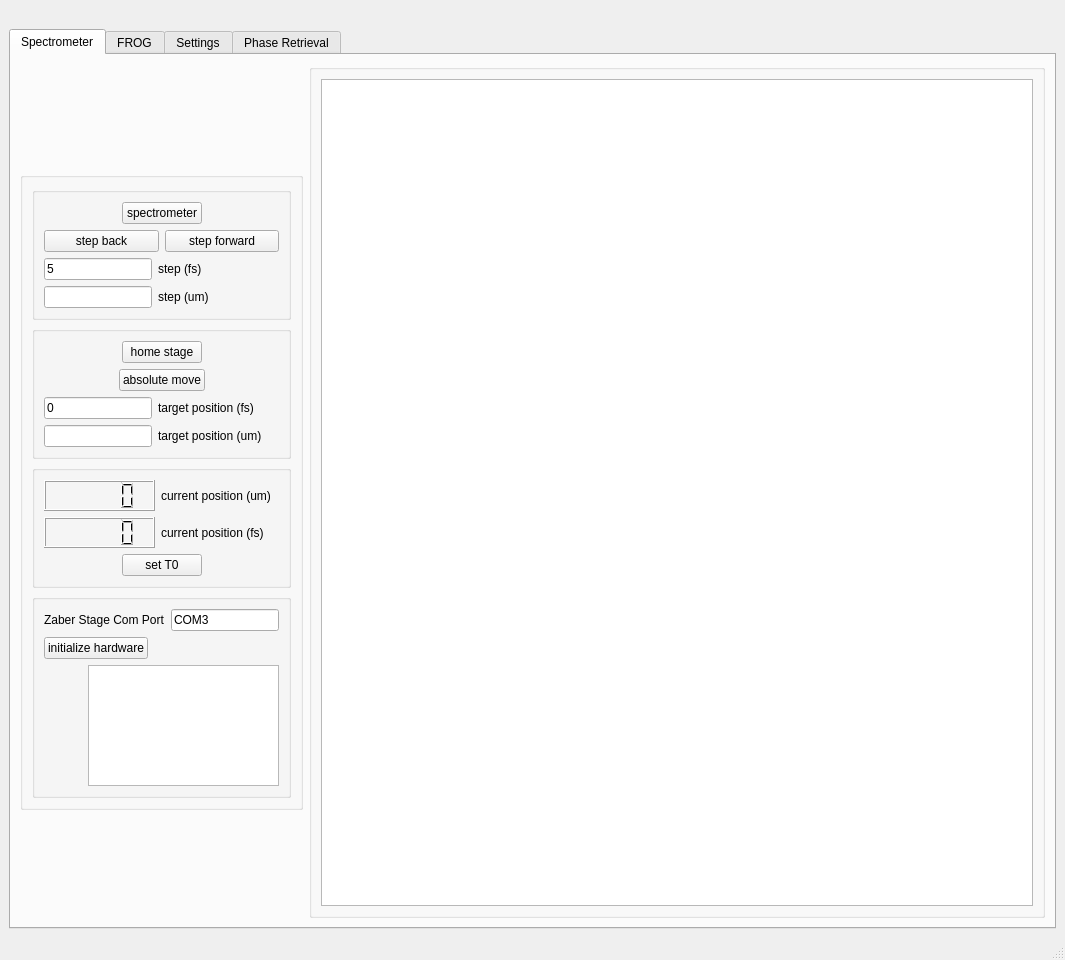
Qt form qt_designer/form.ui (peter-chang62/Chi-3-FROG) before a commit.
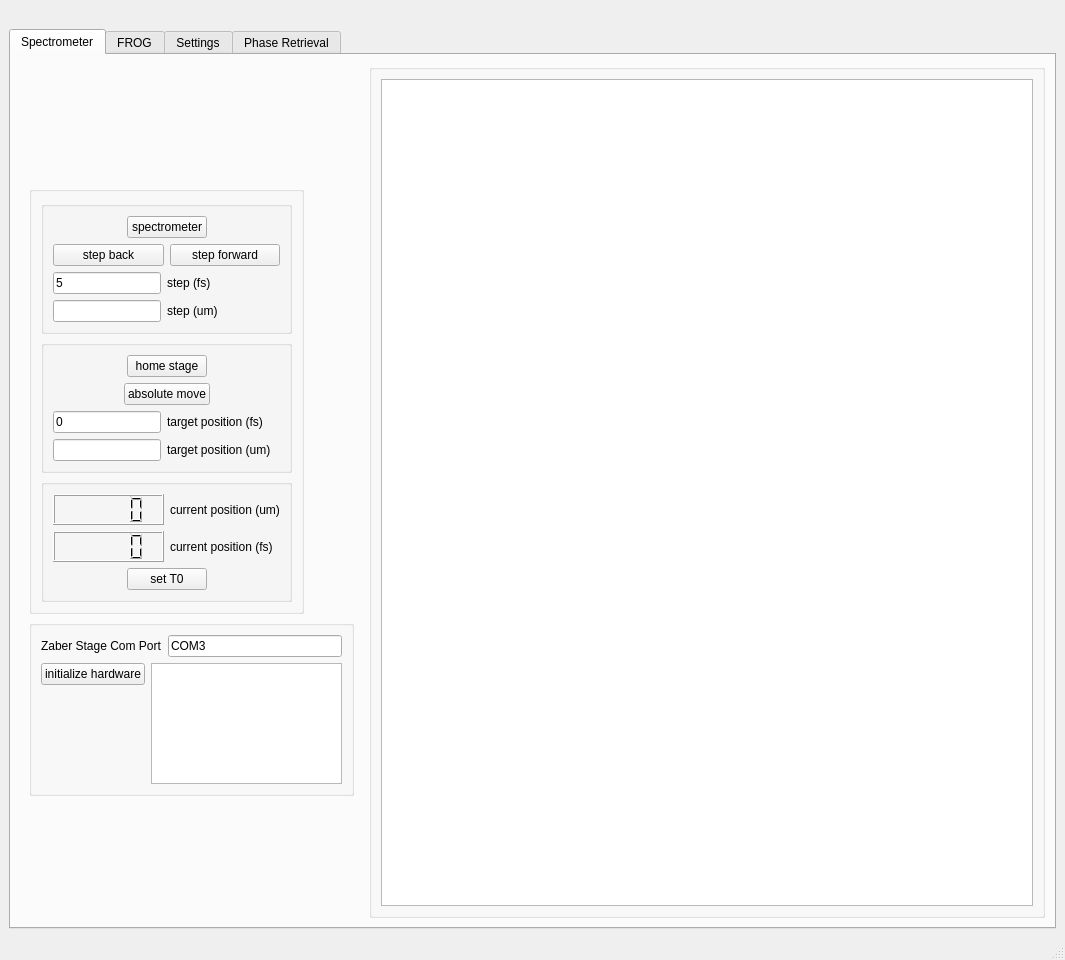
The same form after that commit. Icons and pictures are not drawn. Custom widgets are drawn as their Qt base class.

Diff of the .ui file:
```diff
--- a/qt_designer/form.ui
+++ b/qt_designer/form.ui
@@ -49,7 +49,16 @@
        <attribute name="title">
         <string>Spectrometer</string>
        </attribute>
-       <layout class="QHBoxLayout" name="horizontalLayout_8">
+       <layout class="QHBoxLayout" name="horizontalLayout_9">
+        <item>
+         <widget class="QFrame" name="">
+          <property name="sizePolicy">
+           <sizepolicy hsizetype="Maximum" vsizetype="Maximum">
+            <horstretch>0</horstretch>
+            <verstretch>0</verstretch>
+           </sizepolicy>
+          </property>
+          <layout class="QVBoxLayout" name="verticalLayout_16">
         <item>
          <widget class="QGroupBox" name="">
           <property name="sizePolicy">
@@ -58,7 +67,7 @@
             <verstretch>0</verstretch>
            </sizepolicy>
           </property>
-          <layout class="QVBoxLayout" name="verticalLayout_11">
+             <layout class="QVBoxLayout" name="verticalLayout_15">
            <item>
             <widget class="QGroupBox" name="groupBox">
              <layout class="QVBoxLayout" name="verticalLayout_3">
@@ -343,10 +352,13 @@
              </layout>
             </widget>
            </item>
+             </layout>
+            </widget>
+           </item>
            <item>
             <widget class="QGroupBox" name="">
-             <layout class="QGridLayout" name="gridLayout_4">
-              <item row="0" column="0" colspan="2">
+             <layout class="QVBoxLayout" name="verticalLayout_14">
+              <item>
                <layout class="QFormLayout" name="formLayout_8">
                 <item row="0" column="0">
                  <widget class="QLabel" name="label_23">
@@ -362,29 +374,20 @@
                   </property>
                  </widget>
                 </item>
-                <item row="1" column="0">
+               </layout>
+              </item>
+              <item>
+               <layout class="QHBoxLayout" name="horizontalLayout_8">
+                <item>
+                 <layout class="QVBoxLayout" name="verticalLayout_11">
+                  <item>
                  <widget class="QPushButton" name="pb_initialize_hardware">
                   <property name="text">
                    <string>initialize hardware</string>
                   </property>
                  </widget>
                 </item>
-                <item row="1" column="1">
-                 <spacer name="horizontalSpacer_20">
-                  <property name="orientation">
-                   <enum>Qt::Horizontal</enum>
-                  </property>
-                  <property name="sizeHint" stdset="0">
-                   <size>
-                    <width>40</width>
-                    <height>20</height>
-                   </size>
-                  </property>
-                 </spacer>
-                </item>
-               </layout>
-              </item>
-              <item row="1" column="0">
+                  <item>
                <spacer name="verticalSpacer_5">
                 <property name="orientation">
                  <enum>Qt::Vertical</enum>
@@ -397,7 +400,9 @@
                 </property>
                </spacer>
               </item>
-              <item row="1" column="1">
+                 </layout>
+                </item>
+                <item>
                <widget class="QTextBrowser" name="tb_error">
                 <property name="maximumSize">
                  <size>
@@ -406,6 +411,8 @@
                  </size>
                 </property>
                </widget>
+                </item>
+               </layout>
               </item>
              </layout>
             </widget>
```
Lines whose indentation alone changed are shown as unchanged.
